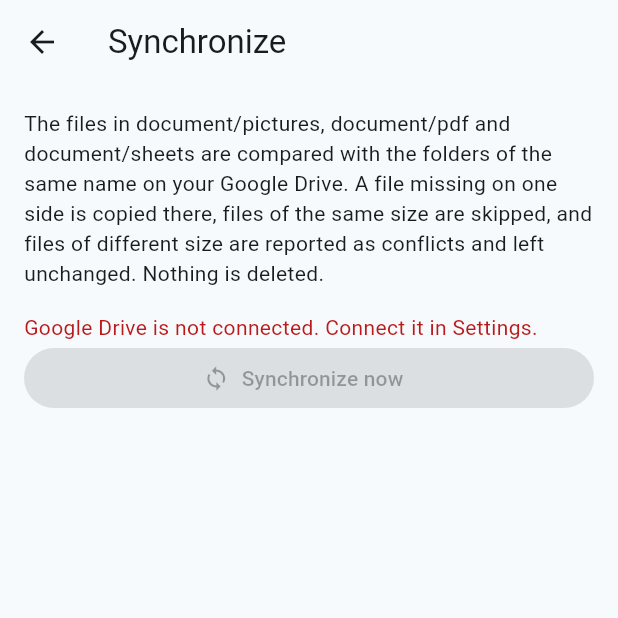
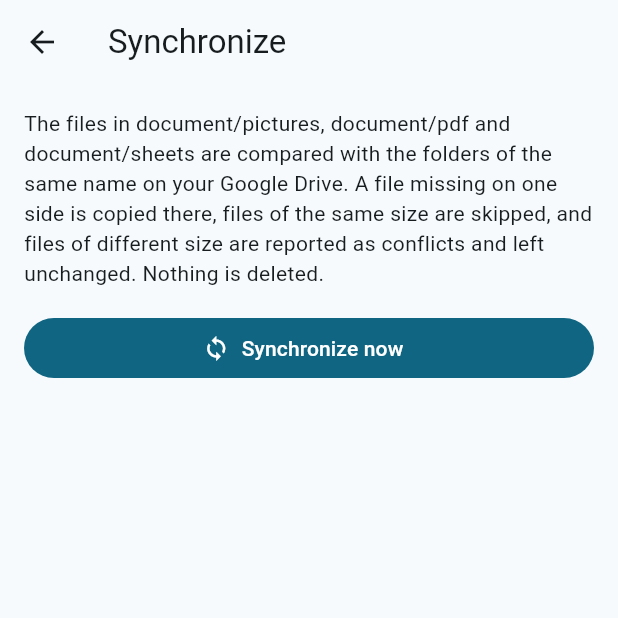
Before and after one commit to Dobryvechir/norsk_sprak, a Flutter app: the DocumentSyncScreen screen opened directly, on a phone screen of 412 x 824 dp, the top half of it. Run offline on Flutter 3.47's test engine with Material 3 defaults, Android fonts, the phone set to English and light mode, and no system bars; our stand-ins replace camera, cross_file, dio, fc_native_video_thumbnail, file_picker, flutter_secure_storage and 6 more; missing offline and left inert: dart:js_interop, pdfrx, record; accounts and stored records are empty; network calls fail.

Commit message:
Google Drive tokens

```diff
--- a/norsk_flutter_app/lib/screens/document_sync_screen.dart
+++ b/norsk_flutter_app/lib/screens/document_sync_screen.dart
@@ -3,7 +3,6 @@
 import '../services/document_store.dart';
 import '../services/document_sync.dart';
 import '../services/google_drive.dart';
-import '../services/settings.dart';
 
 /// Synchronizes the documents on this device with the same folders on Google Drive (see
 /// [DocumentSync]), then shows what was done; conflicting files can be listed in a table.
@@ -37,7 +36,6 @@
 
   @override Widget build(BuildContext context) {
     final theme = Theme.of(context);
-    final connected = AppSettings.instance.driveConnected;
     final r = report;
     Widget stat(IconData icon, String key, int count, {Color? color}) =>
       ListTile(dense: true, leading: Icon(icon, color: color), title: Text(context.tr(key, {'count': count})));
@@ -46,8 +44,8 @@
       body: Center(child: ConstrainedBox(constraints: const BoxConstraints(maxWidth: 560), child: ListView(padding: const EdgeInsets.all(16), children: [
         Text(context.tr('syncInfo'), style: theme.textTheme.bodyMedium),
         const SizedBox(height: 16),
-        if (!connected) Text(context.tr('driveNotConnected'), style: TextStyle(color: theme.colorScheme.error)),
-        FilledButton.icon(onPressed: running || !connected ? null : start, icon: const Icon(Icons.sync), label: Text(context.tr('syncStart'))),
+        // Without a connection, starting opens Google's sign-in (see DriveAuth).
+        FilledButton.icon(onPressed: running ? null : start, icon: const Icon(Icons.sync), label: Text(context.tr('syncStart'))),
         if (running) ...[
           const SizedBox(height: 24),
           LinearProgressIndicator(value: total == 0 ? null : done / total),
--- a/norsk_flutter_app/lib/screens/menu_screen.dart
+++ b/norsk_flutter_app/lib/screens/menu_screen.dart
@@ -4,7 +4,6 @@
 import '../services/api.dart';
 import '../services/chat_api.dart';
 import '../services/drive_auth.dart';
-import '../services/settings.dart';
 import 'admin_menu_screen.dart';
 import 'books_screen.dart';
 import 'chat_screen.dart';
@@ -56,8 +55,8 @@
       entry(Icons.menu_book, context.tr('menuBooks'), () => open(BooksScreen(api: widget.api))),
       // Documents are kept on this device; only their synchronization needs Google Drive.
       entry(Icons.folder_copy, context.tr('menuDocuments'), () => open(const DocumentsScreen())),
-      // Media works with the user's own Google Drive, so it is shown only once that is connected in Settings.
-      if (AppSettings.instance.driveConnected) entry(Icons.perm_media, context.tr('menuMedia'), () => open(const MediaScreen())),
+      // Media works with the user's own Google Drive; its first Drive call opens Google's sign-in when needed.
+      entry(Icons.perm_media, context.tr('menuMedia'), () => open(const MediaScreen())),
       entry(Icons.download_done, context.tr('menuSaved'), () => open(SavedChaptersScreen(api: widget.api))),
       entry(Icons.chat_bubble_outline, context.tr('menuChat'), () => open(ChatScreen(api: widget.api))),
       entry(Icons.settings, context.tr('menuSettings'), () => open(SettingsScreen(api: widget.api))),
```
Also changed, not shown: norsk_flutter_app/lib/screens/chat_conversation_screen.dart (+2 -5 lines), norsk_flutter_app/lib/services/drive_auth.dart (+9 -1 lines), 1 other file.
